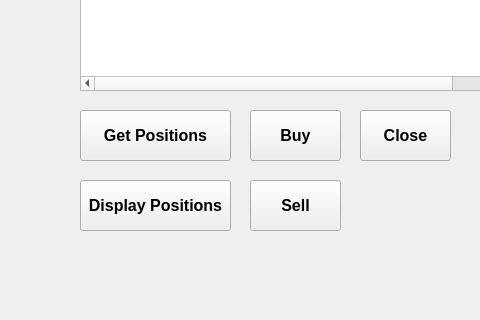
Elessar1996/IBController, file MainWindow.ui: the form before one commit; both pictures show x 0 to 480 and y 280 to 600 of the 667 by 600 pixel window.
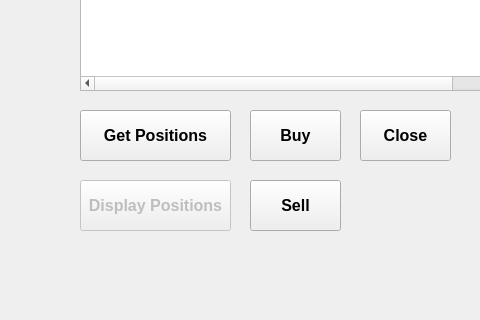
The form after the commit.

Diff of the .ui file:
```diff
--- a/MainWindow.ui
+++ b/MainWindow.ui
@@ -60,6 +60,9 @@
     </column>
    </widget>
    <widget class="QPushButton" name="display_positions_btn">
+    <property name="enabled">
+     <bool>false</bool>
+    </property>
     <property name="geometry">
      <rect>
       <x>80</x>
```
